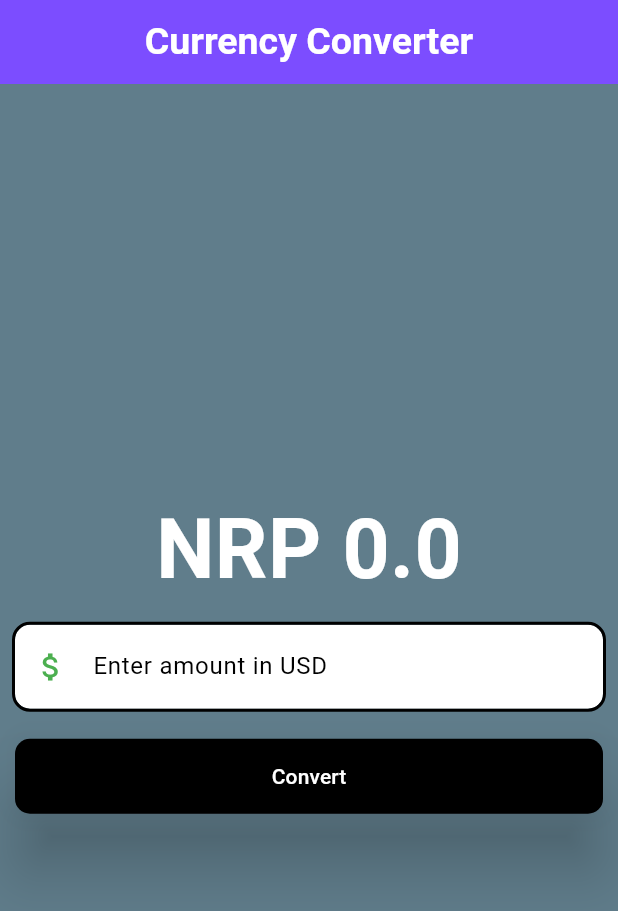
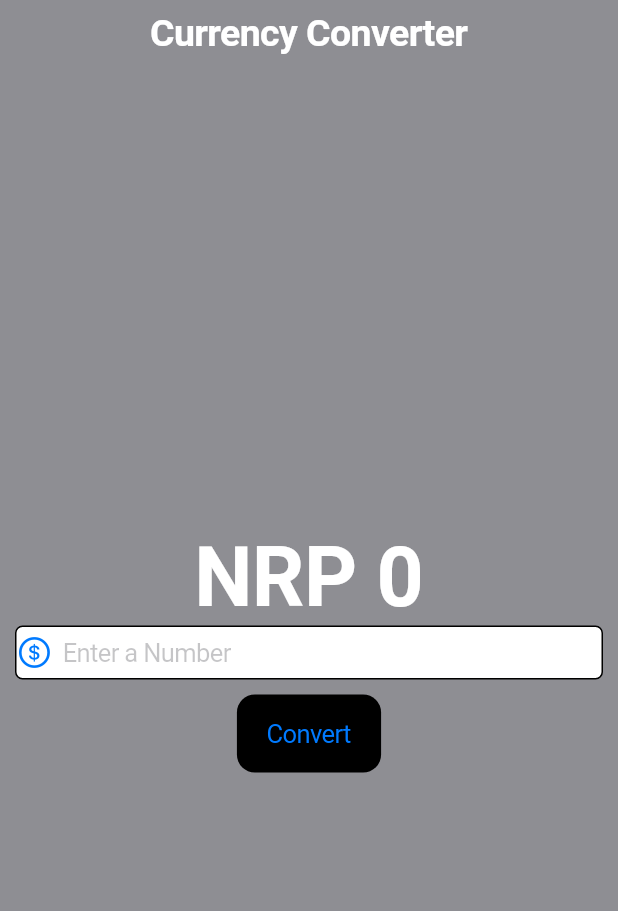
Before and after one commit to dipesh738/simple_currency_converter_flutter, a Flutter app: the screen it shows after launch, on a phone screen of 412 x 824 dp. Shown: the top 911 px of the screen. Run offline on Flutter 3.47's test engine with Material 3 defaults, Android fonts, the phone set to English and light mode, and no system bars.

Commit message:
cupertino design

```diff
--- /dev/null
+++ b/lib/currency_converter_cupertino.dart
@@ -0,0 +1,80 @@
+import 'package:flutter/cupertino.dart';
+import 'package:flutter/services.dart';
+
+class CurrencyConverterCupertino extends StatefulWidget {
+  const CurrencyConverterCupertino({super.key});
+
+  @override
+  State<CurrencyConverterCupertino> createState() =>
+      _CurrencyConverterCupertinoState();
+}
+
+class _CurrencyConverterCupertinoState
+    extends State<CurrencyConverterCupertino> {
+  double result = 0;
+  final texteditingcontroller = TextEditingController();
+  void convert() {
+    setState(() {
+      result = double.parse(texteditingcontroller.text) * 145;
+    });
+  }
+
+  @override
+  Widget build(BuildContext context) {
+    return CupertinoPageScaffold(
+      backgroundColor: CupertinoColors.systemGrey,
+      navigationBar: CupertinoNavigationBar(
+        backgroundColor: CupertinoColors.black,
+        middle: Text(
+          "Currency Converter",
+          style: TextStyle(
+            color: CupertinoColors.white,
+            fontWeight: FontWeight.bold,
+            fontSize: 25,
+          ),
+        ),
+      ),
+      child: Center(
+        child: Padding(
+          padding: const EdgeInsets.all(10.0),
+          child: Column(
+            mainAxisAlignment: MainAxisAlignment.center,
+            children: [
+              Text(
+                "NRP ${result != 0 ? result.toStringAsFixed(2) : result.toStringAsFixed(0)}",
+                style: TextStyle(
+                  fontSize: 55,
+                  fontWeight: FontWeight.bold,
+                  color: CupertinoColors.white,
+                ),
+              ),
+              CupertinoTextField(
+                controller: texteditingcontroller,
+                style: TextStyle(color: CupertinoColors.black),
+
+                decoration: BoxDecoration(
+                  color: CupertinoColors.white,
+                  border: Border.all(),
+                  borderRadius: BorderRadius.circular(5),
+                ),
+                placeholder: "Enter a Number",
+                prefix: Icon(CupertinoIcons.money_dollar_circle),
+                keyboardType: TextInputType.numberWithOptions(decimal: true),
+                inputFormatters: <TextInputFormatter>[
+                  FilteringTextInputFormatter.allow(RegExp(r'[0-9-]')),
+                ],
+              ),
+              SizedBox(height: 10),
+              CupertinoButton(
+                onPressed: convert,
+                color: CupertinoColors.black,
+
+                child: Text("Convert"),
+              ),
+            ],
+          ),
+        ),
+      ),
+    );
+  }
+}
--- a/lib/currency_converter_material.dart
+++ b/lib/currency_converter_material.dart
@@ -1,4 +1,5 @@
 import 'package:flutter/material.dart';
+import 'package:flutter/services.dart';
 
 class CurrencyConverterMaterial extends StatefulWidget {
   const CurrencyConverterMaterial({super.key});
@@ -18,6 +19,17 @@ class _CurrencyConverterMaterialState extends State<CurrencyConverterMaterial> {
   }
 
   @override
+  void initState() {
+    super.initState();
+  }
+
+  @override
+  void dispose() {
+    texteditingcontroller.dispose();
+    super.dispose();
+  }
+
+  @override
   Widget build(BuildContext context) {
     final border = OutlineInputBorder(
       borderSide: BorderSide(
@@ -32,7 +44,7 @@ class _CurrencyConverterMaterialState extends State<CurrencyConverterMaterial> {
     return Scaffold(
       backgroundColor: Colors.blueGrey,
       appBar: AppBar(
-        backgroundColor: Colors.deepPurpleAccent,
+        backgroundColor: Colors.black,
         title: Text(
           "Currency Converter",
           style: TextStyle(
@@ -44,24 +56,26 @@ class _CurrencyConverterMaterialState extends State<CurrencyConverterMaterial> {
         centerTitle: true,
       ),
       body: Center(
+        child: Padding(
+          padding: const EdgeInsets.all(10.0),
           child: Column(
             mainAxisAlignment: MainAxisAlignment.center,
             children: [
               Text(
-              "NRP $result",
+                "NRP ${result != 0 ? result.toStringAsFixed(2) : result.toStringAsFixed(0)}",
                 style: TextStyle(
                   fontSize: 55,
                   fontWeight: FontWeight.bold,
                   color: Colors.white,
                 ),
               ),
-            Container(
-              padding: const EdgeInsets.all(10.0),
-              child: TextField(
+              TextField(
                 controller: texteditingcontroller,
                 style: TextStyle(color: Colors.black),
+
                 decoration: InputDecoration(
                   hintText: "Enter amount in USD",
+
                   hintStyle: TextStyle(color: Colors.black),
                   prefixIcon: Icon(Icons.attach_money_outlined),
                   prefixIconColor: Colors.green,
@@ -71,11 +85,12 @@ class _CurrencyConverterMaterialState extends State<CurrencyConverterMaterial> {
                   enabledBorder: border,
                 ),
                 keyboardType: TextInputType.numberWithOptions(decimal: true),
+                inputFormatters: <TextInputFormatter>[
+                  FilteringTextInputFormatter.allow(RegExp(r'^-?\d*\.?\d*')),
+                ],
               ),
-            ),
-            Padding(
-              padding: const EdgeInsets.all(10.0),
-              child: ElevatedButton(
+              SizedBox(height: 10),
+              ElevatedButton(
                 onPressed: convert,
                 style: ElevatedButton.styleFrom(
                   elevation: 20,
@@ -89,8 +104,8 @@ class _CurrencyConverterMaterialState extends State<CurrencyConverterMaterial> {
 
                 child: Text("Convert"),
               ),
+            ],
           ),
-          ],
         ),
       ),
     );
--- a/lib/main.dart
+++ b/lib/main.dart
@@ -1,8 +1,10 @@
+import 'package:currencyconverter/currency_converter_cupertino.dart';
 import 'package:currencyconverter/currency_converter_material.dart';
+import 'package:flutter/cupertino.dart';
 import 'package:flutter/material.dart';
 
 void main() {
-  runApp(MyApp());
+  runApp(MyCupurtionoApp());
 }
 
 class MyApp extends StatelessWidget {
@@ -12,3 +14,12 @@ class MyApp extends StatelessWidget {
     return const MaterialApp(home: CurrencyConverterMaterial());
   }
 }
+
+class MyCupurtionoApp extends StatelessWidget {
+  const MyCupurtionoApp({super.key});
+
+  @override
+  Widget build(BuildContext context) {
+    return CupertinoApp(home: CurrencyConverterCupertino());
+  }
+}
```
Lines whose indentation alone changed are shown as unchanged.
